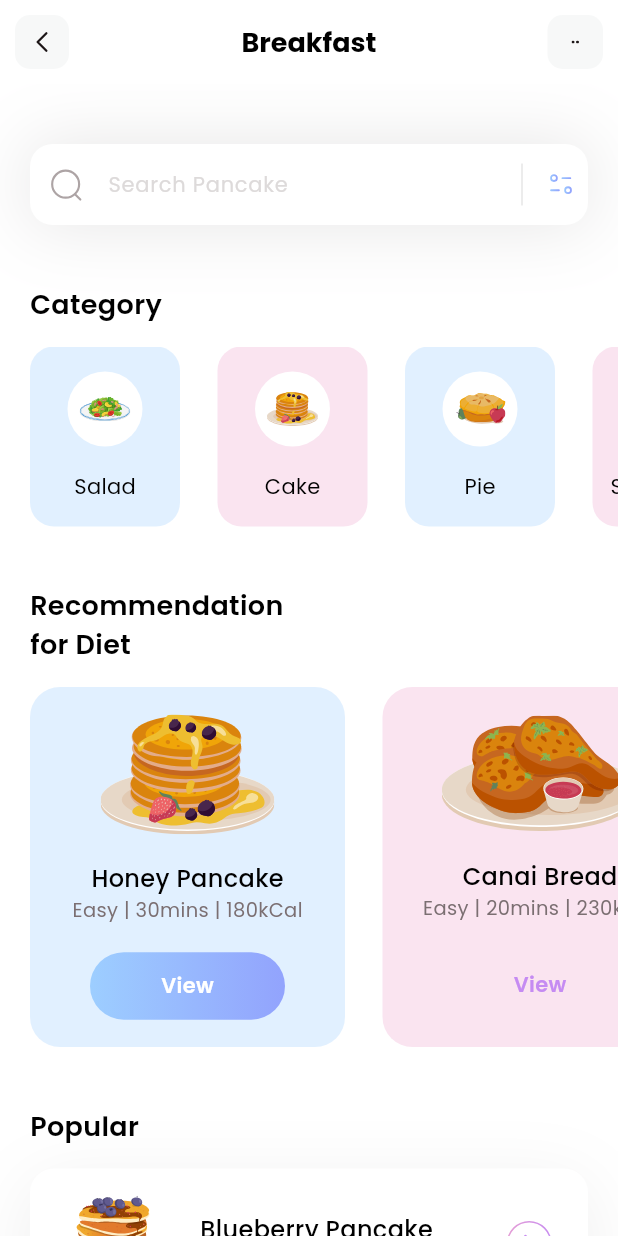
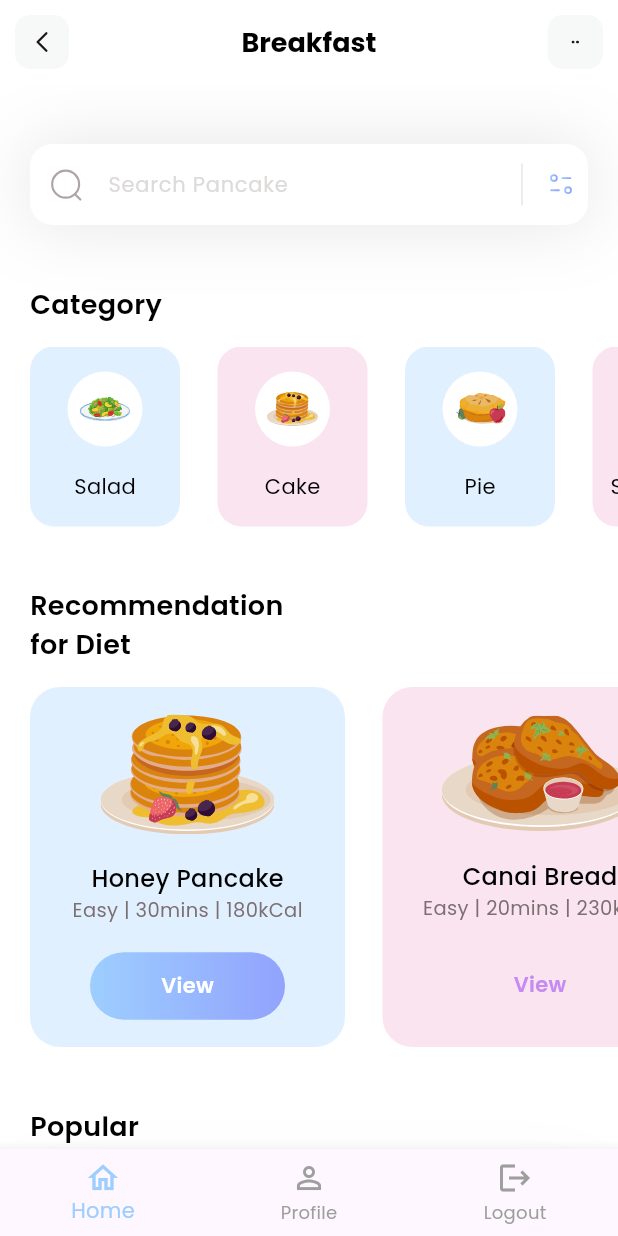
Before and after one commit to Talabucon01/fitness, a Flutter app: the HomePage screen opened directly, on a phone screen of 412 x 824 dp. Run offline on Flutter 3.47's test engine with Material 3 defaults, Android fonts, the phone set to English and light mode, and no system bars; our stand-ins replace flutter_svg.

Commit message:
2nd Activity

```diff
--- a/lib/main.dart
+++ b/lib/main.dart
@@ -1,4 +1,4 @@
-import 'package:fitness/pages/home.dart';
+import 'package:fitness/pages/login.dart';
 import 'package:flutter/material.dart';
 
 void main() {
@@ -14,7 +14,7 @@ class MyApp extends StatelessWidget {
     return MaterialApp(
       debugShowCheckedModeBanner: false,
       theme: ThemeData(fontFamily: 'Poppins'),
-      home: HomePage(),
+      home: LoginPage(),
     );
   }
 }
--- a/lib/pages/home.dart
+++ b/lib/pages/home.dart
@@ -3,14 +3,27 @@ import 'package:fitness/models/diet_model.dart';
 import 'package:fitness/models/popular_model.dart';
 import 'package:flutter/material.dart';
 import 'package:flutter_svg/flutter_svg.dart';
+import 'login.dart';
+import 'profile.dart';
 
-// ignore: must_be_immutable
-class HomePage extends StatelessWidget {
-  HomePage({super.key});
+class HomePage extends StatefulWidget {
+  const HomePage({super.key});
 
+  @override
+  State<HomePage> createState() => _HomePageState();
+}
+
+class _HomePageState extends State<HomePage> {
   List<CategoryModel> categories = [];
   List<DietModel> diets = [];
   List<PopularDietsModel> popularDiets = [];
+  int selectedIndex = 0;
+
+  @override
+  void initState() {
+    super.initState();
+    _getInitialInfo();
+  }
 
   void _getInitialInfo() {
     categories = CategoryModel.getCategories();
@@ -18,11 +31,36 @@ class HomePage extends StatelessWidget {
     popularDiets = PopularDietsModel.getPopularDiets();
   }
 
+  void _onItemTapped(int index) {
+  if (index == 2) {
+    // Logout pressed, navigate to LoginPage
+    Navigator.pushReplacement(
+      context,
+      MaterialPageRoute(builder: (context) => const LoginPage()),
+    );
+  } else if (index == 1) {
+    // Profile tab tapped: navigate to ProfilePage
+    Navigator.push(
+      context,
+      MaterialPageRoute(
+        builder: (context) => ProfilePage(
+          userName: 'Philip Greg Ray M. Hablo',             // Pass user name here
+          userEmail: 'Phablo@filamer.edu.ph', // Pass user email here
+          // optionally pass profileImageUrl etc.
+        ),
+      ),
+    );
+  } else {
+    setState(() {
+      selectedIndex = index;
+    });
+  }
+}
+
   @override
   Widget build(BuildContext context) {
-    _getInitialInfo();
     return Scaffold(
-      appBar: appBar(),
+      appBar: _appBar(),
       backgroundColor: Colors.white,
       body: ListView(
         children: [
@@ -50,12 +88,28 @@ class HomePage extends StatelessWidget {
               ListView.separated(
                 itemCount: popularDiets.length,
                 shrinkWrap: true,
-                separatorBuilder:
-                    (context, index) => const SizedBox(height: 25),
+                physics: const NeverScrollableScrollPhysics(),
+                separatorBuilder: (context, index) => const SizedBox(height: 25),
                 padding: const EdgeInsets.only(left: 20, right: 20),
                 itemBuilder: (context, index) {
                   return Container(
                     height: 100,
+                    decoration: BoxDecoration(
+                      color: popularDiets[index].boxIsSelected
+                          ? Colors.white
+                          : Colors.transparent,
+                      borderRadius: BorderRadius.circular(16),
+                      boxShadow: popularDiets[index].boxIsSelected
+                          ? [
+                              BoxShadow(
+                                color: const Color(0xff1D1617).withOpacity(0.07),
+                                offset: const Offset(0, 10),
+                                blurRadius: 40,
+                                spreadRadius: 0,
+                              ),
+                            ]
+                          : [],
+                    ),
                     child: Row(
                       mainAxisAlignment: MainAxisAlignment.spaceEvenly,
                       children: [
@@ -77,11 +131,7 @@ class HomePage extends StatelessWidget {
                               ),
                             ),
                             Text(
-                              popularDiets[index].level +
-                                  ' | ' +
-                                  popularDiets[index].duration +
-                                  ' | ' +
-                                  popularDiets[index].calorie,
+                              '${popularDiets[index].level} | ${popularDiets[index].duration} | ${popularDiets[index].calorie}',
                               style: const TextStyle(
                                 color: Color(0xff7B6F72),
                                 fontSize: 13,
@@ -100,32 +150,32 @@ class HomePage extends StatelessWidget {
                         ),
                       ],
                     ),
-                    decoration: BoxDecoration(
-                      color:
-                          popularDiets[index].boxIsSelected
-                              ? Colors.white
-                              : Colors.transparent,
-                      borderRadius: BorderRadius.circular(16),
-                      boxShadow:
-                          popularDiets[index].boxIsSelected
-                              ? [
-                                BoxShadow(
-                                  color: const Color(
-                                    0xff1D1617,
-                                  ).withOpacity(0.07),
-                                  offset: const Offset(0, 10),
-                                  blurRadius: 40,
-                                  spreadRadius: 0,
-                                ),
-                              ]
-                              : [],
-                    ),
                   );
                 },
               ),
+              const SizedBox(height: 40),
             ],
           ),
-          const SizedBox(height: 40),
+        ],
+      ),
+      bottomNavigationBar: BottomNavigationBar(
+        currentIndex: selectedIndex,
+        onTap: _onItemTapped,
+        selectedItemColor: const Color(0xff9DCEFF),
+        unselectedItemColor: Colors.grey,
+        items: const [
+          BottomNavigationBarItem(
+            icon: Icon(Icons.home_outlined),
+            label: 'Home',
+          ),
+          BottomNavigationBarItem(
+            icon: Icon(Icons.person_outline),
+            label: 'Profile',
+          ),
+          BottomNavigationBarItem(
+            icon: Icon(Icons.logout),
+            label: 'Logout',
+          ),
         ],
       ),
     );
@@ -147,24 +197,29 @@ class HomePage extends StatelessWidget {
           ),
         ),
         const SizedBox(height: 15),
-        Container(
+        SizedBox(
           height: 240,
           child: ListView.separated(
+            scrollDirection: Axis.horizontal,
+            itemCount: diets.length,
+            padding: const EdgeInsets.only(left: 20, right: 20),
+            separatorBuilder: (context, index) => const SizedBox(width: 25),
             itemBuilder: (context, index) {
+              final diet = diets[index];
               return Container(
                 width: 210,
                 decoration: BoxDecoration(
-                  color: diets[index].boxColor.withOpacity(0.3),
+                  color: diet.boxColor.withOpacity(0.3),
                   borderRadius: BorderRadius.circular(20),
                 ),
                 child: Column(
                   mainAxisAlignment: MainAxisAlignment.spaceEvenly,
                   children: [
-                    SvgPicture.asset(diets[index].iconPath),
+                    SvgPicture.asset(diet.iconPath),
                     Column(
                       children: [
                         Text(
-                          diets[index].name,
+                          diet.name,
                           style: const TextStyle(
                             fontWeight: FontWeight.w500,
                             color: Colors.black,
@@ -172,11 +227,7 @@ class HomePage extends StatelessWidget {
                           ),
                         ),
                         Text(
-                          diets[index].level +
-                              ' | ' +
-                              diets[index].duration +
-                              ' | ' +
-                              diets[index].calorie,
+                          '${diet.level} | ${diet.duration} | ${diet.calorie}',
                           style: const TextStyle(
                             color: Color(0xff7B6F72),
                             fontSize: 13,
@@ -188,41 +239,36 @@ class HomePage extends StatelessWidget {
                     Container(
                       height: 45,
                       width: 130,
-                      child: Center(
-                        child: Text(
-                          'View',
-                          style: TextStyle(
-                            color:
-                                diets[index].viewIsSelected
-                                    ? Colors.white
-                                    : const Color(0xffC58BF2),
-                            fontWeight: FontWeight.w600,
-                            fontSize: 14,
-                          ),
-                        ),
-                      ),
                       decoration: BoxDecoration(
                         gradient: LinearGradient(
                           colors: [
-                            diets[index].viewIsSelected
+                            diet.viewIsSelected
                                 ? const Color(0xff9DCEFF)
                                 : Colors.transparent,
-                            diets[index].viewIsSelected
+                            diet.viewIsSelected
                                 ? const Color(0xff92A3FD)
                                 : Colors.transparent,
                           ],
                         ),
                         borderRadius: BorderRadius.circular(50),
                       ),
+                      child: Center(
+                        child: Text(
+                          'View',
+                          style: TextStyle(
+                            color: diet.viewIsSelected
+                                ? Colors.white
+                                : const Color(0xffC58BF2),
+                            fontWeight: FontWeight.w600,
+                            fontSize: 14,
+                          ),
+                        ),
+                      ),
                     ),
                   ],
                 ),
               );
             },
-            separatorBuilder: (context, index) => const SizedBox(width: 25),
-            itemCount: diets.length,
-            scrollDirection: Axis.horizontal,
-            padding: const EdgeInsets.only(left: 20, right: 20),
           ),
         ),
       ],
@@ -245,18 +291,19 @@ class HomePage extends StatelessWidget {
           ),
         ),
         const SizedBox(height: 15),
-        Container(
+        SizedBox(
           height: 120,
           child: ListView.separated(
+            scrollDirection: Axis.horizontal,
             itemCount: categories.length,
-            scrollDirection: Axis.horizontal,
             padding: const EdgeInsets.only(left: 20, right: 20),
             separatorBuilder: (context, index) => const SizedBox(width: 25),
             itemBuilder: (context, index) {
+              final category = categories[index];
               return Container(
                 width: 100,
                 decoration: BoxDecoration(
-                  color: categories[index].boxColor.withOpacity(0.3),
+                  color: category.boxColor.withOpacity(0.3),
                   borderRadius: BorderRadius.circular(16),
                 ),
                 child: Column(
@@ -271,11 +318,11 @@ class HomePage extends StatelessWidget {
                       ),
                       child: Padding(
                         padding: const EdgeInsets.all(8.0),
-                        child: SvgPicture.asset(categories[index].iconPath),
+                        child: SvgPicture.asset(category.iconPath),
                       ),
                     ),
                     Text(
-                      categories[index].name,
+                      category.name,
                       style: const TextStyle(
                         fontWeight: FontWeight.w400,
                         color: Colors.black,
@@ -344,7 +391,7 @@ class HomePage extends StatelessWidget {
     );
   }
 
-  AppBar appBar() {
+  AppBar _appBar() {
     return AppBar(
       title: const Text(
         'Breakfast',
```
Also changed, not shown: lib/pages/login.dart (added, +57 -0 lines), lib/pages/profile.dart (added, +141 -0 lines).
